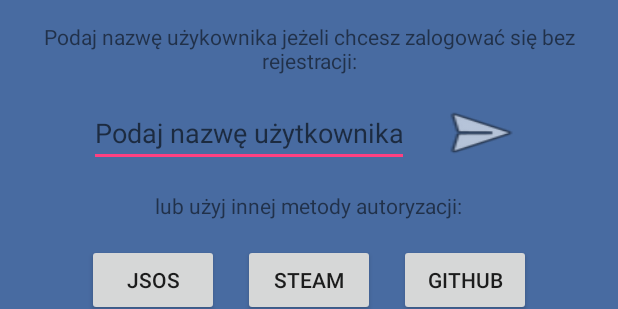
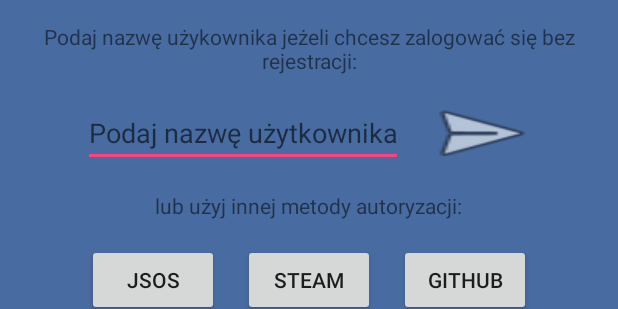
Before and after one commit to PanelistTeam/panelist-pancake, an Android app: the layout activity_login.xml on its own in the app's theme, with its tools: preview values and no code run, on a phone screen of 412 x 824 dp. Shown: the part 441-750 px from the top of the screen. Run offline under Robolectric (Android 15) with nearby library versions, the phone set to English and light mode, and no system bars.

Commit message:
Merged Main and Login activities, done sending params beetwen them

```diff
--- a/app/src/main/AndroidManifest.xml
+++ b/app/src/main/AndroidManifest.xml
@@ -8,12 +8,14 @@
 		android:label="@string/app_name"
 		android:roundIcon="@mipmap/ic_launcher_round"
 		android:supportsRtl="true"
-		android:theme="@style/AppTheme">
-		<activity android:name=".MainActivity">
+		android:theme="@style/AppTheme"
+		>
+		<activity android:name=".LoginActivity">
 			<intent-filter>
 				<action android:name="android.intent.action.MAIN" />
 				<category android:name="android.intent.category.LAUNCHER" />
 			</intent-filter>
 		</activity>
+		<activity android:name=".MainActivity" />
 	</application>
 </manifest>
--- a/app/src/main/res/layout/activity_login.xml
+++ b/app/src/main/res/layout/activity_login.xml
@@ -35,7 +35,7 @@
 		android:textAlignment="center" />
 
 	<LinearLayout
-		android:layout_width="match_parent"
+		android:layout_width="wrap_content"
 		android:layout_height="wrap_content"
 		android:gravity="center">
 
@@ -55,16 +55,12 @@
 			android:singleLine="true"
 			android:textColor="@color/LoginTextColor" />
 
-		<ImageView
-			android:id="@+id/goView"
-			android:layout_width="63dp"
-			android:layout_height="42dp"
-			android:layout_marginBottom="8dp"
-			android:layout_marginEnd="8dp"
-			android:layout_marginStart="8dp"
-			android:layout_marginTop="8dp"
-			android:background="@android:drawable/ic_menu_send"
-			android:contentDescription="@string/goButton" />
+		<Button
+			android:id="@+id/goButton"
+			android:layout_width="0dp"
+			android:layout_height="wrap_content"
+			android:layout_weight="1"
+			android:background="@android:drawable/ic_menu_send" />
 
 	</LinearLayout>
 
--- a/app/src/main/res/values/strings.xml
+++ b/app/src/main/res/values/strings.xml
@@ -15,4 +15,5 @@
 	<string name="witaj_w_panelist">WITAJ W PANELIST</string>
 	<string name="getUserNameText">Podaj nazwę użytkownika</string>
 	<string name="goButton">Go</string>
+	<string name="wyloguj">Wyloguj</string>
 </resources>
```
Also changed, not shown: app/src/main/java/app/panelist/pancake/LoginActivity.java (+22 -7 lines), app/src/main/java/app/panelist/pancake/MainActivity.java (+27 -5 lines), app/src/main/res/layout/activity_main.xml (+5 -3 lines), app/src/main/res/menu/drawer_menu.xml (+8 -2 lines), build.gradle (line endings or trailing spaces).
